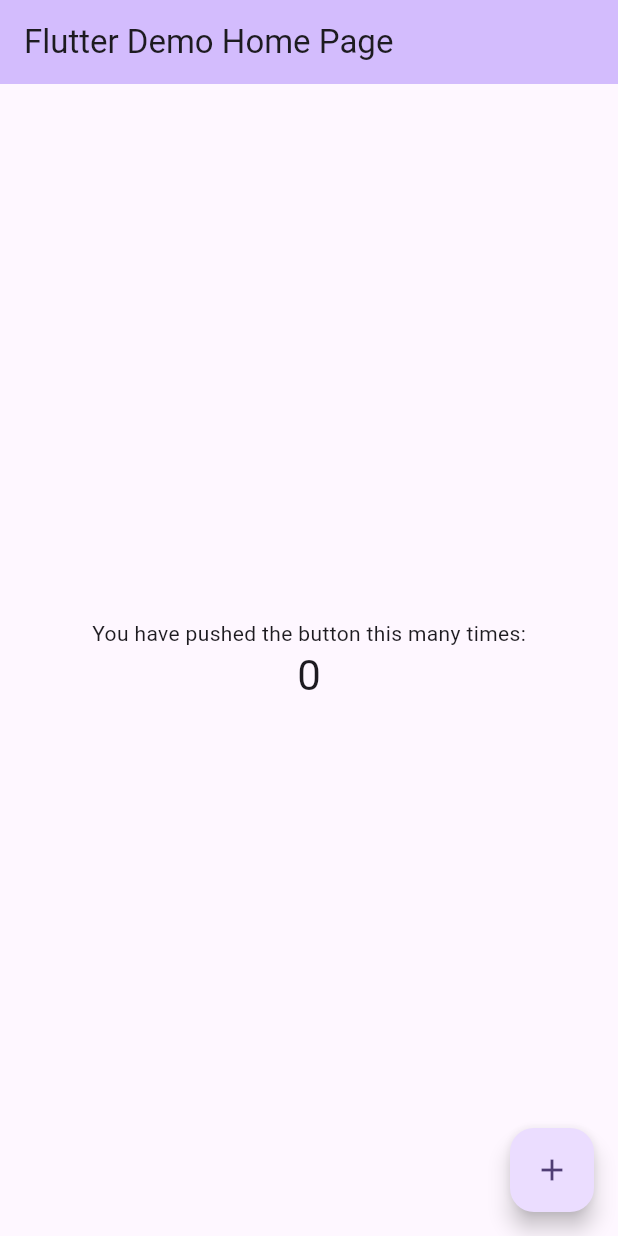
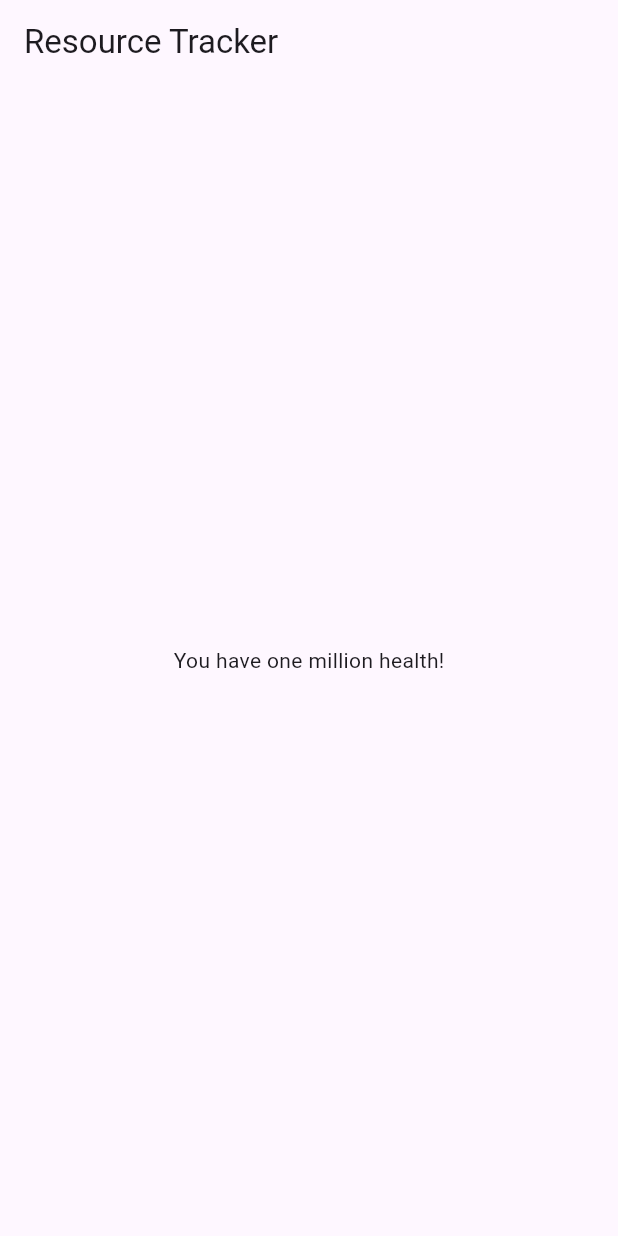
Before and after one commit to BraedenjGaines/tabletop_token_tracker, a Flutter app: the screen it shows after launch, on a phone screen of 412 x 824 dp. Run offline on Flutter 3.47's test engine with Material 3 defaults, Android fonts, the phone set to English and light mode, and no system bars.

Commit message:
Initial Flutter project setup

```diff
--- a/lib/main.dart
+++ b/lib/main.dart
@@ -1,122 +1,14 @@
-import 'package:flutter/material.dart';
-
+import "package:flutter/material.dart";
 void main() {
-  runApp(const MyApp());
-}
-
-class MyApp extends StatelessWidget {
-  const MyApp({super.key});
-
-  // This widget is the root of your application.
-  @override
-  Widget build(BuildContext context) {
-    return MaterialApp(
-      title: 'Flutter Demo',
-      theme: ThemeData(
-        // This is the theme of your application.
-        //
-        // TRY THIS: Try running your application with "flutter run". You'll see
-        // the application has a purple toolbar. Then, without quitting the app,
-        // try changing the seedColor in the colorScheme below to Colors.green
-        // and then invoke "hot reload" (save your changes or press the "hot
-        // reload" button in a Flutter-supported IDE, or press "r" if you used
-        // the command line to start the app).
-        //
-        // Notice that the counter didn't reset back to zero; the application
-        // state is not lost during the reload. To reset the state, use hot
-        // restart instead.
-        //
-        // This works for code too, not just values: Most code changes can be
-        // tested with just a hot reload.
-        colorScheme: .fromSeed(seedColor: Colors.deepPurple),
-      ),
-      home: const MyHomePage(title: 'Flutter Demo Home Page'),
-    );
-  }
-}
-
-class MyHomePage extends StatefulWidget {
-  const MyHomePage({super.key, required this.title});
-
-  // This widget is the home page of your application. It is stateful, meaning
-  // that it has a State object (defined below) that contains fields that affect
-  // how it looks.
-
-  // This class is the configuration for the state. It holds the values (in this
-  // case the title) provided by the parent (in this case the App widget) and
-  // used by the build method of the State. Fields in a Widget subclass are
-  // always marked "final".
-
-  final String title;
-
-  @override
-  State<MyHomePage> createState() => _MyHomePageState();
-}
-
-class _MyHomePageState extends State<MyHomePage> {
-  int _counter = 0;
-
-  void _incrementCounter() {
-    setState(() {
-      // This call to setState tells the Flutter framework that something has
-      // changed in this State, which causes it to rerun the build method below
-      // so that the display can reflect the updated values. If we changed
-      // _counter without calling setState(), then the build method would not be
-      // called again, and so nothing would appear to happen.
-      _counter++;
-    });
-  }
-
-  @override
-  Widget build(BuildContext context) {
-    // This method is rerun every time setState is called, for instance as done
-    // by the _incrementCounter method above.
-    //
-    // The Flutter framework has been optimized to make rerunning build methods
-    // fast, so that you can just rebuild anything that needs updating rather
-    // than having to individually change instances of widgets.
-    return Scaffold(
+  runApp(MaterialApp(
+    title: 'My App',
+    home: Scaffold(
       appBar: AppBar(
-        // TRY THIS: Try changing the color here to a specific color (to
-        // Colors.amber, perhaps?) and trigger a hot reload to see the AppBar
-        // change color while the other colors stay the same.
-        backgroundColor: Theme.of(context).colorScheme.inversePrimary,
-        // Here we take the value from the MyHomePage object that was created by
-        // the App.build method, and use it to set our appbar title.
-        title: Text(widget.title),
+        title: Text('Resource Tracker'),
       ),
       body: Center(
-        // Center is a layout widget. It takes a single child and positions it
-        // in the middle of the parent.
-        child: Column(
-          // Column is also a layout widget. It takes a list of children and
-          // arranges them vertically. By default, it sizes itself to fit its
-          // children horizontally, and tries to be as tall as its parent.
-          //
-          // Column has various properties to control how it sizes itself and
-          // how it positions its children. Here we use mainAxisAlignment to
-          // center the children vertically; the main axis here is the vertical
-          // axis because Columns are vertical (the cross axis would be
-          // horizontal).
-          //
-          // TRY THIS: Invoke "debug painting" (choose the "Toggle Debug Paint"
-          // action in the IDE, or press "p" in the console), to see the
-          // wireframe for each widget.
-          mainAxisAlignment: .center,
-          children: [
-            const Text('You have pushed the button this many times:'),
-            Text(
-              '$_counter',
-              style: Theme.of(context).textTheme.headlineMedium,
-            ),
-          ],
-        ),
+        child: Text('You have one million health!'),
       ),
-      floatingActionButton: FloatingActionButton(
-        onPressed: _incrementCounter,
-        tooltip: 'Increment',
-        child: const Icon(Icons.add),
-      ),
-    );
-  }
+    ),
+  ));
 }
```
